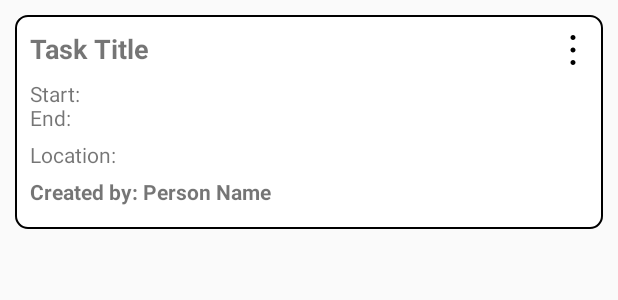
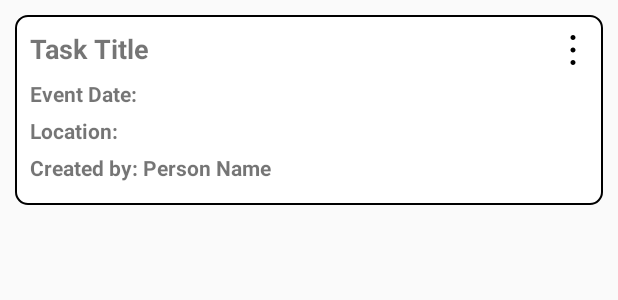
Before and after one commit to asadiqi/Projetmobile, an Android app: the layout item_public_task.xml on its own in the app's theme, with its tools: preview values and no code run, on a phone screen of 412 x 824 dp. Shown: the top 300 px of the screen. Run offline under Robolectric (Android 15) with nearby library versions, the phone set to English and light mode, and no system bars.

Commit message:
EndDate problem régler

```diff
--- a/app/src/main/java/com/example/startxplanify/PublicTaskModel.java
+++ b/app/src/main/java/com/example/startxplanify/PublicTaskModel.java
@@ -26,7 +26,7 @@ public class PublicTaskModel {
 
     public String getId() { return id; }
     public String getTitle() { return title; }
-    public String getEndDate() { return eventDate; }
+    public String getEventDate() { return eventDate; }
     public String getLocation() { return location; }
     public String getDescription() { return description; }  // Getter pour la description
 
--- a/app/src/main/java/com/example/startxplanify/Public_NoteActivity.java
+++ b/app/src/main/java/com/example/startxplanify/Public_NoteActivity.java
@@ -134,13 +134,15 @@ public class Public_NoteActivity extends AppCompatActivity implements AddressUpd
                                 String creatorName = public_task.getCreatorName();  // Récupère le nom du créateur depuis le modèle
                                 View taskView = addTaskToUI(
                                         public_task.getTitle(),
-                                        public_task.getEndDate(),
+                                        public_task.getEventDate(),
                                         public_task.getLocation(),
                                         public_task.getDescription(),
                                         creatorName // Passe le nom du créateur à la méthode
                                 );
                                 taskView.setTag(public_task.getId());
                             }
+
+
                         }
                     })
                     .addOnFailureListener(e -> showToast("Error loading tasks"));
@@ -464,7 +466,7 @@ public class Public_NoteActivity extends AppCompatActivity implements AddressUpd
 
         // Remplir les champs avec les valeurs actuelles
         editTaskTitle.setText(currentTitle);
-        editEndDate.setText(currentDates.split("\n")[1].replace("End: ", ""));
+        editEndDate.setText(currentDates.split("\n")[1].replace("Event Date: ", ""));
         editTaskLocation.setText(currentLocation);
         editPublicTaskDescription.setText(currentDescription);
         // Redirection vers la carte pour modifier l'adresse
--- a/app/src/main/res/layout/item_public_task.xml
+++ b/app/src/main/res/layout/item_public_task.xml
@@ -27,10 +27,11 @@
             android:id="@+id/publictaskDates"
             android:layout_width="match_parent"
             android:layout_height="wrap_content"
-            android:text="Start: \nEnd: "
+            android:text="Event Date: "
             android:textSize="14sp"
             android:maxLines="2"
             android:layout_marginBottom="5dp"
+            android:textStyle="bold"
             android:ellipsize="end"/>
 
         <TextView
@@ -41,6 +42,7 @@
             android:textSize="14sp"
             android:layout_marginBottom="5dp"
             android:maxLines="2"
+            android:textStyle="bold"
             android:ellipsize="end"/>
 
         <TextView
```
